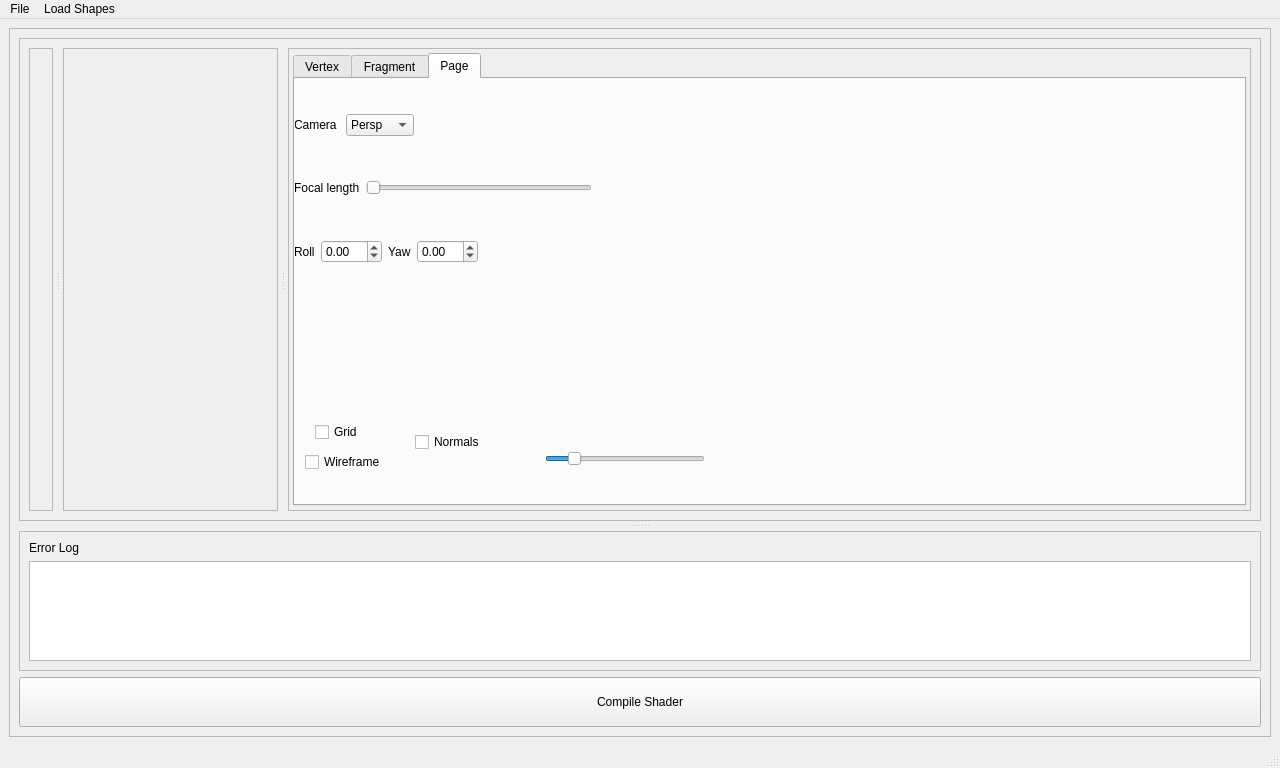
Before: the Qt Designer form ui/MainWindow.ui in NCCA/ShaderEnvironmentBuilder, drawn with Qt 5.
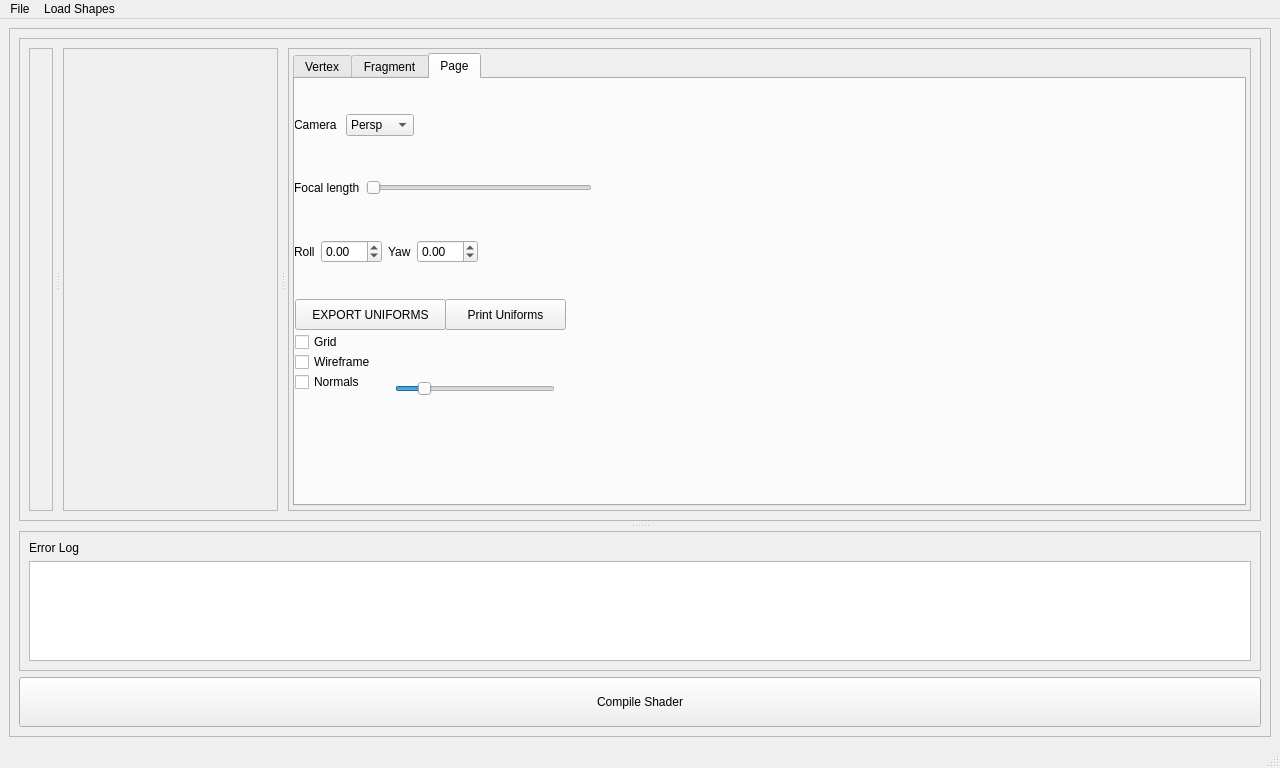
After: the same form once the commit is applied.

Commit message: Cleaned up, commented and added an export button

Diff of the .ui file:
```diff
--- a/ui/MainWindow.ui
+++ b/ui/MainWindow.ui
@@ -385,8 +385,8 @@
                   <widget class="QSlider" name="m_normalSize">
                    <property name="geometry">
                     <rect>
-                     <x>250</x>
-                     <y>370</y>
+                     <x>100</x>
+                     <y>300</y>
                      <width>160</width>
                      <height>19</height>
                     </rect>
@@ -413,8 +413,8 @@
                   <widget class="QCheckBox" name="m_showWireframe">
                    <property name="geometry">
                     <rect>
-                     <x>10</x>
-                     <y>370</y>
+                     <x>0</x>
+                     <y>270</y>
                      <width>96</width>
                      <height>26</height>
                     </rect>
@@ -426,8 +426,8 @@
                   <widget class="QCheckBox" name="m_showNormals">
                    <property name="geometry">
                     <rect>
-                     <x>120</x>
-                     <y>350</y>
+                     <x>0</x>
+                     <y>290</y>
                      <width>96</width>
                      <height>26</height>
                     </rect>
@@ -439,8 +439,8 @@
                   <widget class="QCheckBox" name="m_showGrid">
                    <property name="geometry">
                     <rect>
-                     <x>20</x>
-                     <y>340</y>
+                     <x>0</x>
+                     <y>250</y>
                      <width>96</width>
                      <height>26</height>
                     </rect>
@@ -449,6 +449,32 @@
                     <string>Grid</string>
                    </property>
                   </widget>
+                  <widget class="QPushButton" name="m_exportUniforms">
+                   <property name="geometry">
+                    <rect>
+                     <x>0</x>
+                     <y>220</y>
+                     <width>151</width>
+                     <height>31</height>
+                    </rect>
+                   </property>
+                   <property name="text">
+                    <string>EXPORT UNIFORMS</string>
+                   </property>
+                  </widget>
+                  <widget class="QPushButton" name="m_printUniforms">
+                   <property name="geometry">
+                    <rect>
+                     <x>150</x>
+                     <y>220</y>
+                     <width>121</width>
+                     <height>31</height>
+                    </rect>
+                   </property>
+                   <property name="text">
+                    <string>Print Uniforms</string>
+                   </property>
+                  </widget>
                  </widget>
                 </widget>
                </item>
```
The commit also changes 8 other files.
